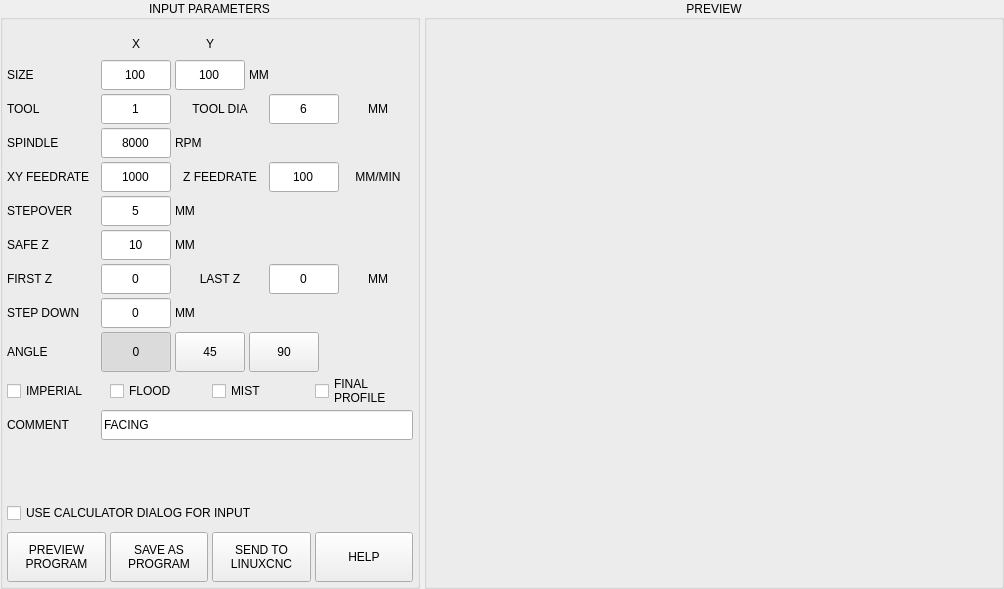
This is utils/facing.ui in persei802/QtDragon_hd as Qt 5 draws it before an edit. The edited form follows.
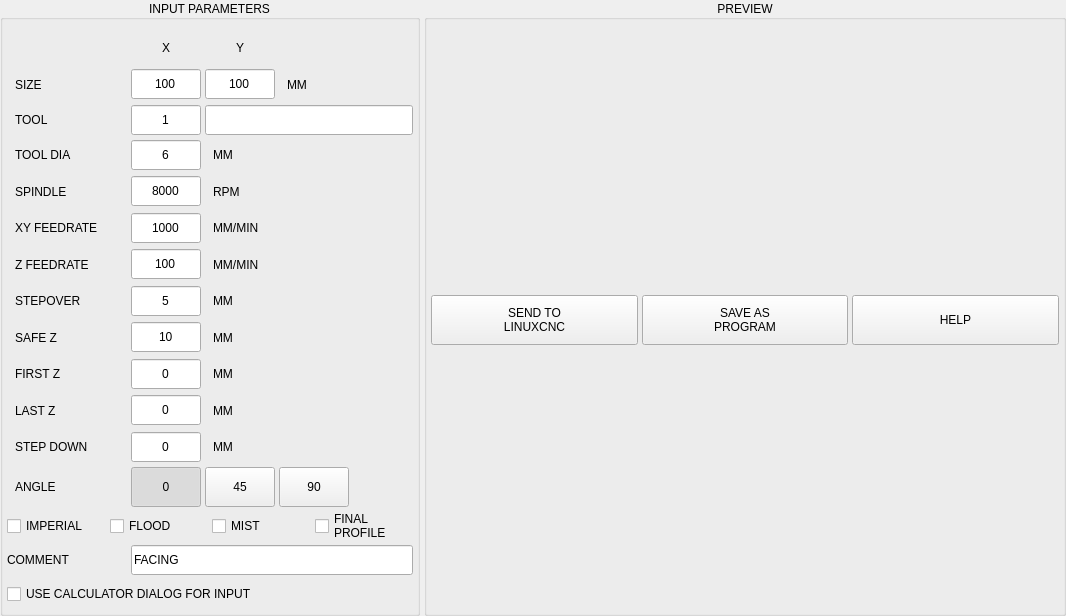
This is the edited form.

Diff of the .ui file:
```diff
--- a/utils/facing.ui
+++ b/utils/facing.ui
@@ -6,8 +6,8 @@
    <rect>
     <x>0</x>
     <y>0</y>
-    <width>1004</width>
-    <height>589</height>
+    <width>1066</width>
+    <height>616</height>
    </rect>
   </property>
   <property name="windowTitle">
@@ -67,7 +67,7 @@
         <property name="alignment">
          <set>Qt::AlignCenter</set>
         </property>
-        <layout class="QVBoxLayout" name="verticalLayout">
+        <layout class="QVBoxLayout" name="verticalLayout" stretch="0,0,0,0,0,0,0,0,0,0,0,0,0,0,0,1">
          <property name="spacing">
           <number>4</number>
          </property>
@@ -84,46 +84,21 @@
           <number>4</number>
          </property>
          <item>
-          <widget class="QWidget" name="widget_xy_header" native="true">
-           <property name="minimumSize">
-            <size>
-             <width>0</width>
-             <height>24</height>
-            </size>
-           </property>
-           <property name="maximumSize">
-            <size>
-             <width>16777215</width>
-             <height>24</height>
-            </size>
-           </property>
-           <layout class="QHBoxLayout" name="horizontalLayout_10">
-            <property name="spacing">
-             <number>4</number>
-            </property>
-            <property name="leftMargin">
-             <number>0</number>
-            </property>
+          <layout class="QHBoxLayout" name="horizontalLayout_4">
             <property name="topMargin">
              <number>0</number>
             </property>
-            <property name="rightMargin">
-             <number>0</number>
-            </property>
-            <property name="bottomMargin">
-             <number>0</number>
-            </property>
             <item>
-             <widget class="QLabel" name="lbl_blank">
+            <widget class="QLabel" name="spacer_2">
               <property name="minimumSize">
                <size>
-                <width>90</width>
+               <width>120</width>
                 <height>0</height>
                </size>
               </property>
               <property name="maximumSize">
                <size>
-                <width>90</width>
+               <width>120</width>
                 <height>16777215</height>
                </size>
               </property>
@@ -177,62 +152,42 @@
              </widget>
             </item>
             <item>
-             <spacer name="horizontalSpacer_2">
-              <property name="orientation">
-               <enum>Qt::Horizontal</enum>
-              </property>
-              <property name="sizeHint" stdset="0">
-               <size>
-                <width>40</width>
-                <height>20</height>
-               </size>
-              </property>
-             </spacer>
-            </item>
-           </layout>
-          </widget>
-         </item>
-         <item>
-          <widget class="QWidget" name="widget_size" native="true">
+            <widget class="QLabel" name="lbl_blank">
            <property name="minimumSize">
             <size>
              <width>0</width>
-             <height>30</height>
+               <height>0</height>
             </size>
            </property>
            <property name="maximumSize">
             <size>
              <width>16777215</width>
-             <height>30</height>
-            </size>
-           </property>
-           <layout class="QHBoxLayout" name="horizontalLayout_4">
-            <property name="spacing">
-             <number>4</number>
-            </property>
-            <property name="leftMargin">
-             <number>0</number>
-            </property>
+               <height>16777215</height>
+              </size>
+             </property>
+             <property name="text">
+              <string/>
+             </property>
+            </widget>
+           </item>
+          </layout>
+         </item>
+         <item>
+          <layout class="QHBoxLayout" name="horizontalLayout_3">
             <property name="topMargin">
              <number>0</number>
             </property>
-            <property name="rightMargin">
-             <number>0</number>
-            </property>
-            <property name="bottomMargin">
-             <number>0</number>
-            </property>
             <item>
              <widget class="QLabel" name="lbl_size">
               <property name="minimumSize">
                <size>
-                <width>90</width>
+               <width>120</width>
                 <height>0</height>
                </size>
               </property>
               <property name="maximumSize">
                <size>
-                <width>90</width>
+               <width>120</width>
                 <height>16777215</height>
                </size>
               </property>
@@ -242,6 +197,9 @@
               <property name="text">
                <string>SIZE</string>
               </property>
+             <property name="indent">
+              <number>8</number>
+             </property>
              </widget>
             </item>
             <item>
@@ -326,62 +284,42 @@
               <property name="alignment">
                <set>Qt::AlignLeading|Qt::AlignLeft|Qt::AlignVCenter</set>
               </property>
+             <property name="indent">
+              <number>8</number>
+             </property>
              </widget>
             </item>
            </layout>
-          </widget>
          </item>
          <item>
-          <widget class="QWidget" name="widget_tool_num" native="true">
-           <property name="minimumSize">
-            <size>
-             <width>0</width>
-             <height>30</height>
-            </size>
-           </property>
-           <property name="maximumSize">
-            <size>
-             <width>16777215</width>
-             <height>30</height>
-            </size>
-           </property>
-           <layout class="QHBoxLayout" name="horizontalLayout_3">
-            <property name="spacing">
-             <number>4</number>
-            </property>
-            <property name="leftMargin">
-             <number>0</number>
-            </property>
+          <layout class="QHBoxLayout" name="horizontalLayout_12">
             <property name="topMargin">
              <number>0</number>
             </property>
-            <property name="rightMargin">
-             <number>0</number>
-            </property>
-            <property name="bottomMargin">
-             <number>0</number>
-            </property>
             <item>
              <widget class="QLabel" name="lbl_tool_no">
               <property name="minimumSize">
                <size>
-                <width>90</width>
+               <width>120</width>
                 <height>0</height>
                </size>
               </property>
               <property name="maximumSize">
                <size>
-                <width>90</width>
+               <width>120</width>
                 <height>16777215</height>
                </size>
               </property>
               <property name="text">
                <string>TOOL</string>
               </property>
+             <property name="indent">
+              <number>8</number>
+             </property>
              </widget>
             </item>
             <item>
-             <widget class="QLineEdit" name="lineEdit_tool_num">
+            <widget class="QLineEdit" name="lineEdit_tool">
               <property name="sizePolicy">
                <sizepolicy hsizetype="Preferred" vsizetype="Preferred">
                 <horstretch>0</horstretch>
@@ -415,16 +353,45 @@
              </widget>
             </item>
             <item>
-             <widget class="QLabel" name="lbl_tool">
+            <widget class="QLineEdit" name="lineEdit_tool_info">
               <property name="minimumSize">
                <size>
-                <width>90</width>
+               <width>0</width>
+               <height>30</height>
+              </size>
+             </property>
+             <property name="maximumSize">
+              <size>
+               <width>16777215</width>
+               <height>30</height>
+              </size>
+             </property>
+             <property name="focusPolicy">
+              <enum>Qt::NoFocus</enum>
+             </property>
+             <property name="readOnly">
+              <bool>true</bool>
+             </property>
+            </widget>
+           </item>
+          </layout>
+         </item>
+         <item>
+          <layout class="QHBoxLayout" name="horizontalLayout_7">
+           <property name="topMargin">
+            <number>0</number>
+           </property>
+           <item>
+            <widget class="QLabel" name="lbl_diameter">
+             <property name="minimumSize">
+              <size>
+               <width>120</width>
                 <height>0</height>
                </size>
               </property>
               <property name="maximumSize">
                <size>
-                <width>90</width>
+               <width>120</width>
                 <height>16777215</height>
                </size>
               </property>
@@ -435,12 +402,15 @@
                <string>TOOL DIA</string>
               </property>
               <property name="alignment">
-               <set>Qt::AlignCenter</set>
+              <set>Qt::AlignLeading|Qt::AlignLeft|Qt::AlignVCenter</set>
+             </property>
+             <property name="indent">
+              <number>8</number>
               </property>
              </widget>
             </item>
             <item>
-             <widget class="QLineEdit" name="lineEdit_tool_diameter">
+            <widget class="QLineEdit" name="lineEdit_diameter">
               <property name="sizePolicy">
                <sizepolicy hsizetype="Preferred" vsizetype="Preferred">
                 <horstretch>0</horstretch>
@@ -474,7 +444,7 @@
              </widget>
             </item>
             <item>
-             <widget class="QLabel" name="lbl_tool_unit">
+            <widget class="QLabel" name="lbl_diameter_unit">
               <property name="minimumSize">
                <size>
                 <width>40</width>
@@ -491,60 +461,40 @@
                <string>MM</string>
               </property>
               <property name="alignment">
-               <set>Qt::AlignCenter</set>
+              <set>Qt::AlignLeading|Qt::AlignLeft|Qt::AlignVCenter</set>
+             </property>
+             <property name="indent">
+              <number>8</number>
               </property>
              </widget>
             </item>
            </layout>
-          </widget>
          </item>
          <item>
-          <widget class="QWidget" name="widget_spindle" native="true">
-           <property name="minimumSize">
-            <size>
-             <width>0</width>
-             <height>30</height>
-            </size>
-           </property>
-           <property name="maximumSize">
-            <size>
-             <width>16777215</width>
-             <height>30</height>
-            </size>
-           </property>
-           <layout class="QHBoxLayout" name="horizontalLayout_6">
-            <property name="spacing">
-             <number>4</number>
-            </property>
-            <property name="leftMargin">
-             <number>0</number>
-            </property>
+          <layout class="QHBoxLayout" name="horizontalLayout_18">
             <property name="topMargin">
              <number>0</number>
             </property>
-            <property name="rightMargin">
-             <number>0</number>
-            </property>
-            <property name="bottomMargin">
-             <number>0</number>
-            </property>
             <item>
              <widget class="QLabel" name="lbl_spindle_rpm">
               <property name="minimumSize">
                <size>
-                <width>90</width>
+               <width>120</width>
                 <height>0</height>
                </size>
               </property>
               <property name="maximumSize">
                <size>
-                <width>90</width>
+               <width>120</width>
                 <height>16777215</height>
                </size>
               </property>
               <property name="text">
                <string>SPINDLE</string>
               </property>
+             <property name="indent">
+              <number>8</number>
+             </property>
              </widget>
             </item>
             <item>
@@ -583,58 +533,38 @@
               <property name="text">
                <string>RPM</string>
               </property>
+             <property name="indent">
+              <number>8</number>
+             </property>
              </widget>
             </item>
            </layout>
-          </widget>
          </item>
          <item>
-          <widget class="QWidget" name="widget_feedrate" native="true">
-           <property name="minimumSize">
-            <size>
-             <width>0</width>
-             <height>30</height>
-            </size>
-           </property>
-           <property name="maximumSize">
-            <size>
-             <width>16777215</width>
-             <height>30</height>
-            </size>
-           </property>
-           <layout class="QHBoxLayout" name="horizontalLayout_8">
-            <property name="spacing">
-             <number>4</number>
-            </property>
-            <property name="leftMargin">
-             <number>0</number>
-            </property>
+          <layout class="QHBoxLayout" name="horizontalLayout_6">
             <property name="topMargin">
              <number>0</number>
             </property>
-            <property name="rightMargin">
-             <number>0</number>
-            </property>
-            <property name="bottomMargin">
-             <number>0</number>
-            </property>
             <item>
              <widget class="QLabel" name="lbl_feedrate">
               <property name="minimumSize">
                <size>
-                <width>90</width>
+               <width>120</width>
                 <height>0</height>
                </size>
               </property>
               <property name="maximumSize">
                <size>
-                <width>90</width>
+               <width>120</width>
                 <height>16777215</height>
                </size>
               </property>
               <property name="text">
                <string>XY FEEDRATE</string>
               </property>
+             <property name="indent">
+              <number>8</number>
+             </property>
              </widget>
             </item>
             <item>
@@ -669,16 +599,33 @@
              </widget>
             </item>
             <item>
+            <widget class="QLabel" name="lbl_feed_xy_unit">
+             <property name="text">
+              <string>MM/MIN</string>
+             </property>
+             <property name="indent">
+              <number>8</number>
+             </property>
+            </widget>
+           </item>
+          </layout>
+         </item>
+         <item>
+          <layout class="QHBoxLayout" name="horizontalLayout_16">
+           <property name="topMargin">
+            <number>0</number>
+           </property>
+           <item>
              <widget class="QLabel" name="label_3">
               <property name="minimumSize">
                <size>
-                <width>90</width>
+               <width>120</width>
                 <height>0</height>
                </size>
               </property>
               <property name="maximumSize">
                <size>
-                <width>90</width>
+               <width>120</width>
                 <height>16777215</height>
                </size>
               </property>
@@ -686,7 +633,10 @@
                <string>Z FEEDRATE</string>
               </property>
               <property name="alignment">
-               <set>Qt::AlignCenter</set>
+              <set>Qt::AlignLeading|Qt::AlignLeft|Qt::AlignVCenter</set>
+             </property>
+             <property name="indent">
+              <number>8</number>
               </property>
              </widget>
             </item>
@@ -722,65 +672,45 @@
              </widget>
             </item>
             <item>
-             <widget class="QLabel" name="lbl_feed_unit">
+            <widget class="QLabel" name="lbl_feed_z_unit">
               <property name="text">
                <string>MM/MIN</string>
               </property>
               <property name="alignment">
-               <set>Qt::AlignCenter</set>
+              <set>Qt::AlignLeading|Qt::AlignLeft|Qt::AlignVCenter</set>
+             </property>
+             <property name="indent">
+              <number>8</number>
               </property>
              </widget>
             </item>
            </layout>
-          </widget>
          </item>
          <item>
-          <widget class="QWidget" name="widget_stepover" native="true">
-           <property name="minimumSize">
-            <size>
-             <width>0</width>
-             <height>30</height>
-            </size>
-           </property>
-           <property name="maximumSize">
-            <size>
-             <width>16777215</width>
-             <height>30</height>
-            </size>
-           </property>
-           <layout class="QHBoxLayout" name="horizontalLayout_2">
-            <property name="spacing">
-             <number>4</number>
-            </property>
-            <property name="leftMargin">
-             <number>0</number>
-            </property>
+          <layout class="QHBoxLayout" name="horizontalLayout_8">
             <property name="topMargin">
              <number>0</number>
             </property>
-            <property name="rightMargin">
-             <number>0</number>
-            </property>
-            <property name="bottomMargin">
-             <number>0</number>
-            </property>
             <item>
              <widget class="QLabel" name="lbl_stepover">
               <property name="minimumSize">
                <size>
-                <width>90</width>
+               <width>120</width>
                 <height>0</height>
                </size>
               </property>
               <property name="maximumSize">
                <size>
-                <width>90</width>
+               <width>120</width>
                 <height>16777215</height>
                </size>
               </property>
               <property name="text">
                <string>STEPOVER</string>
               </property>
+             <property name="indent">
+              <number>8</number>
+             </property>
              </widget>
             </item>
             <item>
@@ -819,58 +749,38 @@
               <property name="text">
                <string>MM</string>
               </property>
+             <property name="indent">
+              <number>8</number>
+             </property>
              </widget>
             </item>
            </layout>
-          </widget>
          </item>
          <item>
-          <widget class="QWidget" name="widget_safe_z" native="true">
-           <property name="minimumSize">
-            <size>
-             <width>0</width>
-             <height>30</height>
-            </size>
-           </property>
-           <property name="maximumSize">
-            <size>
-             <width>16777215</width>
-             <height>30</height>
-            </size>
-           </property>
-           <layout class="QHBoxLayout" name="horizontalLayout_5">
-            <property name="spacing">
-             <number>4</number>
-            </property>
-            <property name="leftMargin">
-             <number>0</number>
-            </property>
+          <layout class="QHBoxLayout" name="horizontalLayout_2">
             <property name="topMargin">
              <number>0</number>
             </property>
-            <property name="rightMargin">
-             <number>0</number>
-            </property>
-            <property name="bottomMargin">
-             <number>0</number>
-            </property>
             <item>
              <widget class="QLabel" name="lbl_safe_z">
               <property name="minimumSize">
                <size>
-                <width>90</width>
+               <width>120</width>
                 <height>0</height>
                </size>
               </property>
               <property name="maximumSize">
                <size>
-                <width>90</width>
+               <width>120</width>
                 <height>16777215</height>
                </size>
               </property>
               <property name="text">
                <string>SAFE Z</string>
               </property>
+             <property name="indent">
+              <number>8</number>
+             </property>
              </widget>
             </item>
             <item>
@@ -915,58 +825,38 @@
               <property name="text">
                <string>MM</string>
               </property>
+             <property name="indent">
+              <number>8</number>
+             </property>
              </widget>
             </item>
            </layout>
-          </widget>
          </item>
          <item>
-          <widget class="QWidget" name="widget_zlevel" native="true">
-           <property name="minimumSize">
-            <size>
-             <width>0</width>
-             <height>30</height>
-            </size>
-           </property>
-           <property name="maximumSize">
-            <size>
-             <width>16777215</width>
-             <height>30</height>
-            </size>
-           </property>
-           <layout class="QHBoxLayout" name="horizontalLayout_14">
-            <property name="spacing">
-             <number>4</number>
-            </property>
-            <property name="leftMargin">
-             <number>0</number>
-            </property>
+          <layout class="QHBoxLayout" name="horizontalLayout_10">
             <property name="topMargin">
              <number>0</number>
             </property>
-            <property name="rightMargin">
-             <number>0</number>
-            </property>
-            <property name="bottomMargin">
-             <number>0</number>
-            </property>
             <item>
              <widget class="QLabel" name="lbl_first_z">
               <property name="minimumSize">
                <size>
-                <width>90</width>
+               <width>120</width>
                 <height>0</height>
                </size>
               </property>
               <property name="maximumSize">
                <size>
-                <width>90</width>
+               <width>120</width>
                 <height>16777215</height>
                </size>
               </property>
               <property name="text">
                <string>FIRST Z</string>
               </property>
+             <property name="indent">
+              <number>8</number>
+             </property>
              </widget>
             </item>
             <item>
@@ -1004,16 +894,48 @@
              </widget>
             </item>
             <item>
+            <widget class="QLabel" name="lbl_first_unit">
+             <property name="minimumSize">
+              <size>
+               <width>40</width>
+               <height>0</height>
+              </size>
+             </property>
+             <property name="maximumSize">
+              <size>
+               <width>16777215</width>
+               <height>16777215</height>
+              </size>
+             </property>
+             <property name="text">
+              <string>MM</string>
+             </property>
+             <property name="alignment">
+              <set>Qt::AlignLeading|Qt::AlignLeft|Qt::AlignVCenter</set>
+             </property>
+             <property name="indent">
+              <number>8</number>
+             </property>
+            </widget>
+           </item>
+          </layout>
+         </item>
+         <item>
+          <layout class="QHBoxLayout" name="horizontalLayout_17">
+           <property name="topMargin">
+            <number>0</number>
+           </property>
+           <item>
              <widget class="QLabel" name="lbl_last_z">
               <property name="minimumSize">
                <size>
-                <width>90</width>
+               <width>120</width>
                 <height>0</height>
                </size>
               </property>
               <property name="maximumSize">
                <size>
-                <width>90</width>
+               <width>120</width>
                 <height>16777215</height>
                </size>
               </property>
@@ -1021,7 +943,10 @@
                <string>LAST Z</string>
               </property>
               <property name="alignment">
-               <set>Qt::AlignCenter</set>
+              <set>Qt::AlignLeading|Qt::AlignLeft|Qt::AlignVCenter</set>
+             </property>
+             <property name="indent">
+              <number>8</number>
               </property>
              </widget>
             </item>
@@ -1036,15 +961,18 @@
               <property name="minimumSize">
                <size>
                 <width>70</width>
-                <height>0</height>
+               <height>30</height>
                </size>
               </property>
               <property name="maximumSize">
                <size>
                 <width>70</width>
-                <height>16777215</height>
-               </size>
-              </property>
+               <height>30</height>
+              </size>
+             </property>
+             <property name="focusPolicy">
+              <enum>Qt::ClickFocus</enum>
+             </property>
               <property name="toolTip">
                <string>Z level of final facing operation</string>
               </property>
@@ -1060,77 +988,42 @@
              </widget>
             </item>
             <item>
-             <widget class="QLabel" name="lbl_z_unit">
-              <property name="minimumSize">
-               <size>
-                <width>40</width>
-                <height>0</height>
-               </size>
-              </property>
-              <property name="maximumSize">
-               <size>
-                <width>16777215</width>
-                <height>16777215</height>
-               </size>
-              </property>
+            <widget class="QLabel" name="lbl_last_unit">
               <property name="text">
                <string>MM</string>
               </property>
-              <property name="alignment">
-               <set>Qt::AlignCenter</set>
+             <property name="indent">
+              <number>8</number>
               </property>
              </widget>
             </item>
            </layout>
-          </widget>
          </item>
          <item>
-          <widget class="QWidget" name="widget_stepdown" native="true">
-           <property name="minimumSize">
-            <size>
-             <width>0</width>
-             <height>30</height>
-            </size>
-           </property>
-           <property name="maximumSize">
-            <size>
-             <width>16777215</width>
-             <height>30</height>
-            </size>
-           </property>
-           <layout class="QHBoxLayout" name="horizontalLayout_15">
-            <property name="spacing">
-             <number>4</number>
-            </property>
-            <property name="leftMargin">
-             <number>0</number>
-            </property>
+          <layout class="QHBoxLayout" name="horizontalLayout_5">
             <property name="topMargin">
              <number>0</number>
             </property>
-            <property name="rightMargin">
-             <number>0</number>
-            </property>
-            <property name="bottomMargin">
-             <number>0</number>
-            </property>
             <item>
              <widget class="QLabel" name="lbl_stepdown">
               <property name="minimumSize">
                <size>
-                <width>90</width>
+               <width>120</width>
                 <height>0</height>
                </size>
               </property>
               <property name="maximumSize">
                <size>
-                <width>90</width>
+               <width>120</width>
                 <height>16777215</height>
                </size>
               </property>
               <property name="text">
                <string>STEP DOWN</string>
               </property>
+             <property name="indent">
+              <number>8</number>
+             </property>
              </widget>
             </item>
             <item>
@@ -1144,15 +1037,18 @@
               <property name="minimumSize">
                <size>
                 <width>70</width>
-                <height>0</height>
+               <height>30</height>
                </size>
               </property>
               <property name="maximumSize">
                <size>
                 <width>70</width>
-                <height>16777215</height>
-               </size>
-              </property>
+               <height>30</height>
+              </size>
+             </property>
+             <property name="focusPolicy">
+              <enum>Qt::ClickFocus</enum>
+             </property>
               <property name="toolTip">
                <string>Step down value for subsequent facing operations</string>
               </property>
@@ -1184,71 +1080,29 @@
               <property name="text">
                <string>MM</string>
               </property>
-             </widget>
-            </item>
-            <item>
-             <widget class="QLabel" name="label_2">
-              <property name="minimumSize">
-               <size>
-                <width>40</width>
-                <height>0</height>
-               </size>
-              </property>
-              <property name="maximumSize">
-               <size>
-                <width>40</width>
-                <height>16777215</height>
-               </size>
-              </property>
-              <property name="text">
-               <string/>
+             <property name="indent">
+              <number>8</number>
               </property>
              </widget>
             </item>
            </layout>
-          </widget>
          </item>
          <item>
-          <widget class="QWidget" name="widget_raster" native="true">
-           <property name="minimumSize">
-            <size>
-             <width>0</width>
-             <height>40</height>
-            </size>
-           </property>
-           <property name="maximumSize">
-            <size>
-             <width>16777215</width>
-             <height>40</height>
-            </size>
-           </property>
-           <layout class="QHBoxLayout" name="horizontalLayout_12">
-            <property name="spacing">
-             <number>4</number>
-            </property>
-            <property name="leftMargin">
-             <number>0</number>
-            </property>
+          <layout class="QHBoxLayout" name="horizontalLayout_11">
             <property name="topMargin">
              <number>0</number>
             </property>
-            <property name="rightMargin">
-             <number>0</number>
-            </property>
-            <property name="bottomMargin">
-             <number>0</number>
-            </property>
             <item>
              <widget class="QLabel" name="lbl_raster">
               <property name="minimumSize">
                <size>
-                <width>90</width>
+               <width>120</width>
                 <height>0</height>
                </size>
               </property>
               <property name="maximumSize">
                <size>
-                <width>90</width>
+               <width>120</width>
                 <height>16777215</height>
                </size>
               </property>
@@ -1258,6 +1112,9 @@
               <property name="text">
                <string>ANGLE</string>
               </property>
+             <property name="indent">
+              <number>8</number>
+             </property>
              </widget>
             </item>
             <item>
@@ -1271,13 +1128,13 @@
               <property name="minimumSize">
                <size>
                 <width>70</width>
-                <height>0</height>
+               <height>40</height>
                </size>
               </property>
               <property name="maximumSize">
                <size>
                 <width>70</width>
-                <height>16777215</height>
+               <height>40</height>
                </size>
               </property>
               <property name="text">
@@ -1305,13 +1162,13 @@
               <property name="minimumSize">
                <size>
                 <width>70</width>
-                <height>0</height>
+               <height>40</height>
                </size>
               </property>
               <property name="maximumSize">
                <size>
                 <width>70</width>
-                <height>16777215</height>
+               <height>40</height>
                </size>
               </property>
               <property name="text">
@@ -1336,13 +1193,13 @@
               <property name="minimumSize">
                <size>
                 <width>70</width>
-                <height>0</height>
+               <height>40</height>
                </size>
               </property>
               <property name="maximumSize">
                <size>
                 <width>70</width>
-                <height>16777215</height>
+               <height>40</height>
                </size>
               </property>
               <property name="text">
@@ -1370,7 +1227,6 @@
              </spacer>
             </item>
            </layout>
-          </widget>
          </item>
          <item>
           <layout class="QHBoxLayout" name="horizontalLayout_9">
@@ -1487,46 +1343,21 @@
           </layout>
          </item>
          <item>
-          <widget class="QWidget" name="widget_comment" native="true">
-           <property name="minimumSize">
-            <size>
-             <width>0</width>
-             <height>30</height>
-            </size>
-           </property>
-           <property name="maximumSize">
-            <size>
-             <width>16777215</width>
-             <height>30</height>
-            </size>
-           </property>
-           <layout class="QHBoxLayout" name="horizontalLayout_11">
-            <property name="spacing">
-             <number>4</number>
-            </property>
-            <property name="leftMargin">
-             <number>0</number>
-            </property>
+          <layout class="QHBoxLayout" name="horizontalLayout_15">
             <property name="topMargin">
              <number>0</number>
             </property>
-            <property name="rightMargin">
-             <number>0</number>
-            </property>
-            <property name="bottomMargin">
-             <number>0</number>
-            </property>
             <item>
              <widget class="QLabel" name="lbl_comment">
               <property name="minimumSize">
                <size>
-                <width>90</width>
+               <width>120</width>
                 <height>0</height>
                </size>
               </property>
               <property name="maximumSize">
                <size>
-                <width>90</width>
+               <width>120</width>
                 <height>16777215</height>
                </size>
               </property>
@@ -1549,15 +1380,18 @@
               <property name="minimumSize">
                <size>
                 <width>0</width>
-                <height>0</height>
+               <height>30</height>
                </size>
               </property>
               <property name="maximumSize">
                <size>
                 <width>16777215</width>
-                <height>16777215</height>
-               </size>
-              </property>
+               <height>30</height>
+              </size>
+             </property>
+             <property name="focusPolicy">
+              <enum>Qt::ClickFocus</enum>
+             </property>
               <property name="toolTip">
                <string/>
               </property>
@@ -1570,20 +1404,6 @@
              </widget>
             </item>
            </layout>
-          </widget>
-         </item>
-         <item>
-          <spacer name="verticalSpacer">
-           <property name="orientation">
-            <enum>Qt::Vertical</enum>
-           </property>
-           <property name="sizeHint" stdset="0">
-            <size>
-             <width>20</width>
-             <height>40</height>
-            </size>
-           </property>
-          </spacer>
          </item>
          <item>
           <widget class="QCheckBox" name="chk_use_calc">
@@ -1610,6 +1430,46 @@
            </property>
           </widget>
          </item>
+        </layout>
+       </widget>
+      </item>
+      <item>
+       <widget class="QGroupBox" name="groupbox_preview">
+        <property name="sizePolicy">
+         <sizepolicy hsizetype="Expanding" vsizetype="Preferred">
+          <horstretch>0</horstretch>
+          <verstretch>0</verstretch>
+         </sizepolicy>
+        </property>
+        <property name="title">
+         <string>PREVIEW</string>
+        </property>
+        <property name="alignment">
+         <set>Qt::AlignCenter</set>
+        </property>
+        <layout class="QVBoxLayout" name="layout_gb_preview">
+         <property name="spacing">
+          <number>4</number>
+         </property>
+         <property name="leftMargin">
+          <number>4</number>
+         </property>
+         <property name="topMargin">
+          <number>12</number>
+         </property>
+         <property name="rightMargin">
+          <number>4</number>
+         </property>
+         <property name="bottomMargin">
+          <number>4</number>
+         </property>
+         <item>
+          <layout class="QVBoxLayout" name="layout_preview">
+           <property name="spacing">
+            <number>4</number>
+           </property>
+          </layout>
+         </item>
          <item>
           <widget class="QWidget" name="widget_buttons" native="true">
            <property name="minimumSize">
@@ -1640,61 +1500,6 @@
             <property name="bottomMargin">
              <number>0</number>
             </property>
-            <item>
-             <widget class="QPushButton" name="btn_preview">
-              <property name="sizePolicy">
-               <sizepolicy hsizetype="Preferred" vsizetype="Preferred">
-                <horstretch>0</horstretch>
-                <verstretch>0</verstretch>
-               </sizepolicy>
-              </property>
-              <property name="minimumSize">
-               <size>
-                <width>0</width>
-                <height>50</height>
-               </size>
-              </property>
-              <property name="maximumSize">
-               <size>
-                <width>16777215</width>
-                <height>50</height>
-               </size>
-              </property>
-              <property name="text">
-               <string>PREVIEW
-PROGRAM</string>
-              </property>
-             </widget>
-            </item>
-            <item>
-             <widget class="QPushButton" name="btn_create">
-              <property name="sizePolicy">
-               <sizepolicy hsizetype="Preferred" vsizetype="Preferred">
-                <horstretch>0</horstretch>
-                <verstretch>0</verstretch>
-               </sizepolicy>
-              </property>
-              <property name="minimumSize">
-               <size>
-                <width>0</width>
-                <height>50</height>
-               </size>
-              </property>
-              <property name="maximumSize">
-               <size>
-                <width>16777215</width>
-                <height>50</height>
-               </size>
-              </property>
-              <property name="toolTip">
-               <string>Create gcode and save to file</string>
-              </property>
-              <property name="text">
-               <string>SAVE AS
-PROGRAM</string>
-              </property>
-             </widget>
-            </item>
             <item>
              <widget class="QPushButton" name="btn_send">
               <property name="sizePolicy">
@@ -1724,6 +1529,35 @@
               </property>
              </widget>
             </item>
+            <item>
+             <widget class="QPushButton" name="btn_save">
+              <property name="sizePolicy">
+               <sizepolicy hsizetype="Preferred" vsizetype="Preferred">
+                <horstretch>0</horstretch>
+                <verstretch>0</verstretch>
+               </sizepolicy>
+              </property>
+              <property name="minimumSize">
+               <size>
+                <width>0</width>
+                <height>50</height>
+               </size>
+              </property>
+              <property name="maximumSize">
+               <size>
+                <width>16777215</width>
+                <height>50</height>
+               </size>
+              </property>
+              <property name="toolTip">
+               <string>Create gcode and save to file</string>
+              </property>
+              <property name="text">
+               <string>SAVE AS
+PROGRAM</string>
+              </property>
+             </widget>
+            </item>
             <item>
              <widget class="QPushButton" name="btn_help">
               <property name="sizePolicy">
@@ -1761,39 +1595,6 @@
         </layout>
        </widget>
       </item>
-      <item>
-       <widget class="QGroupBox" name="groupbox_preview">
-        <property name="sizePolicy">
-         <sizepolicy hsizetype="Expanding" vsizetype="Preferred">
-          <horstretch>0</horstretch>
-          <verstretch>0</verstretch>
-         </sizepolicy>
-        </property>
-        <property name="title">
-         <string>PREVIEW</string>
-        </property>
-        <property name="alignment">
-         <set>Qt::AlignCenter</set>
-        </property>
-        <layout class="QVBoxLayout" name="layout_preview">
-         <property name="spacing">
-          <number>4</number>
-         </property>
-         <property name="leftMargin">
-          <number>4</number>
-         </property>
-         <property name="topMargin">
-          <number>12</number>
-         </property>
-         <property name="rightMargin">
-          <number>4</number>
-         </property>
-         <property name="bottomMargin">
-          <number>4</number>
-         </property>
-        </layout>
-       </widget>
-      </item>
      </layout>
     </widget>
    </item>
```
Left out of the diff: 33 changed lines with no effect on the pictures. Lines whose indentation alone changed are shown as unchanged.
